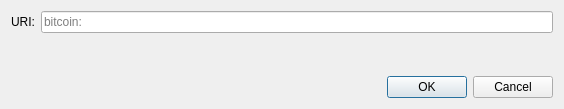
Above: src/qt/forms/openuridialog.ui from wbubblerteam/bubcoin before the change. Below: the same form after it.
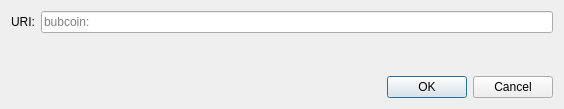
That is the form after the change. Custom widgets are drawn as their Qt base class.

```diff
--- a/src/qt/forms/openuridialog.ui
+++ b/src/qt/forms/openuridialog.ui
@@ -26,7 +26,7 @@
      <item>
       <widget class="QValidatedLineEdit" name="uriEdit">
        <property name="placeholderText">
-        <string notr="true">bitcoin:</string>
+        <string notr="true">bubcoin:</string>
        </property>
       </widget>
      </item>
```
Left out of the diff: 2 changed lines with no effect on the pictures.
